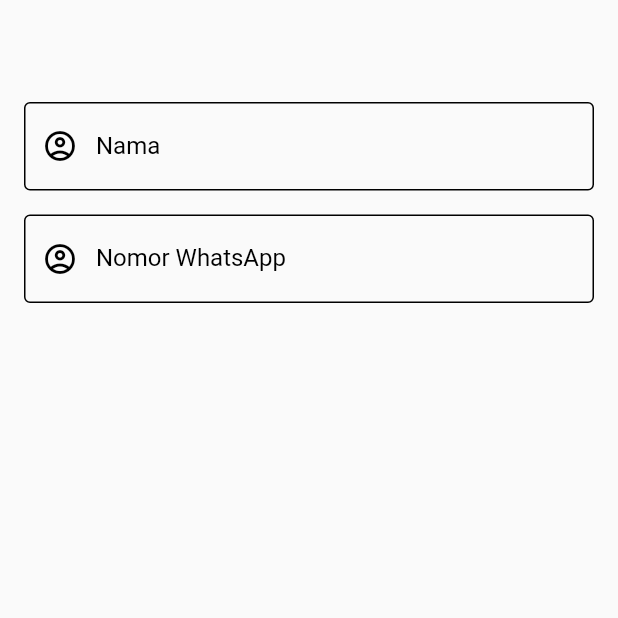
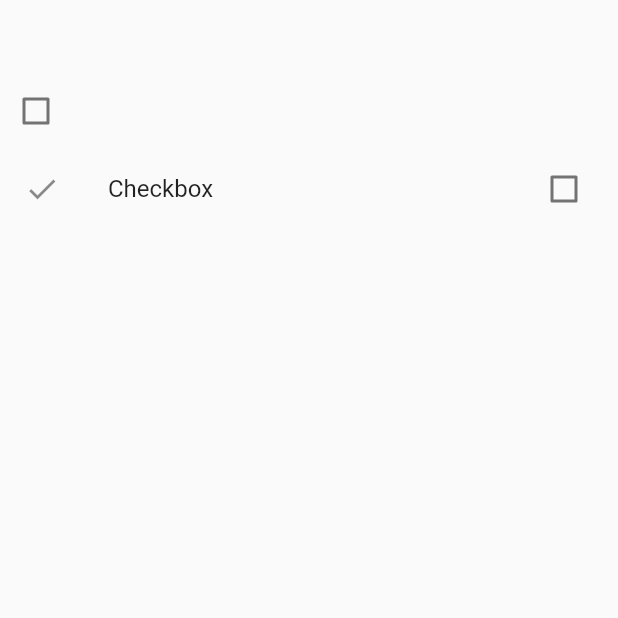
Before and after one commit to nuraeni28/introduction-flutter, a Flutter app: the screen it shows after launch, on a phone screen of 412 x 824 dp, the top half of it. Run offline on Flutter 3.47's test engine with Material 2 defaults, Android fonts, the phone set to English and light mode, and no system bars.

Commit message:
add demo checkbox

```diff
--- a/lib/demo_check_box.dart
+++ b/lib/demo_check_box.dart
@@ -0,0 +1,44 @@
+import 'package:flutter/material.dart';
+
+class DemoCheckBox extends StatefulWidget {
+  const DemoCheckBox({super.key});
+
+  @override
+  State<DemoCheckBox> createState() => _DemoCheckBoxState();
+}
+
+class _DemoCheckBoxState extends State<DemoCheckBox> {
+  bool isChecked = false;
+  bool isCheckedSecond = false;
+  @override
+  Widget build(BuildContext context) {
+    return Scaffold(
+      body: Padding(
+        padding: EdgeInsets.only(top: 50.0),
+        child: Column(
+          crossAxisAlignment: CrossAxisAlignment.start,
+          children: [
+            Checkbox(
+              value: isChecked,
+              onChanged: (bool? value) {
+                setState(() {
+                  isChecked = value!;
+                });
+              },
+            ),
+            CheckboxListTile(
+              title: Text('Checkbox'),
+              secondary: Icon(Icons.check),
+              value: isCheckedSecond,
+              onChanged: (bool? value) {
+                setState(() {
+                  isCheckedSecond = value!;
+                });
+              },
+            )
+          ],
+        ),
+      ),
+    );
+  }
+}
--- a/lib/main.dart
+++ b/lib/main.dart
@@ -1,4 +1,5 @@
 import 'package:flutter/material.dart';
+import 'package:introduction_flutter/demo_check_box.dart';
 import 'package:introduction_flutter/demo_fab.dart';
 import 'package:introduction_flutter/demo_stack.dart';
 import 'package:introduction_flutter/demo_card.dart';
@@ -22,6 +23,6 @@ class MyApp extends StatelessWidget {
         theme: ThemeData(
           primarySwatch: Colors.blue,
         ),
-        home: const DemoTextField());
+        home: const DemoCheckBox());
   }
 }
```
